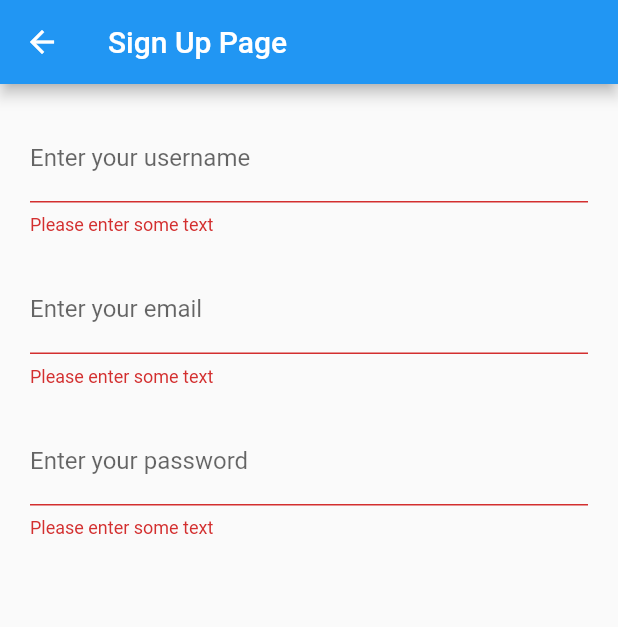
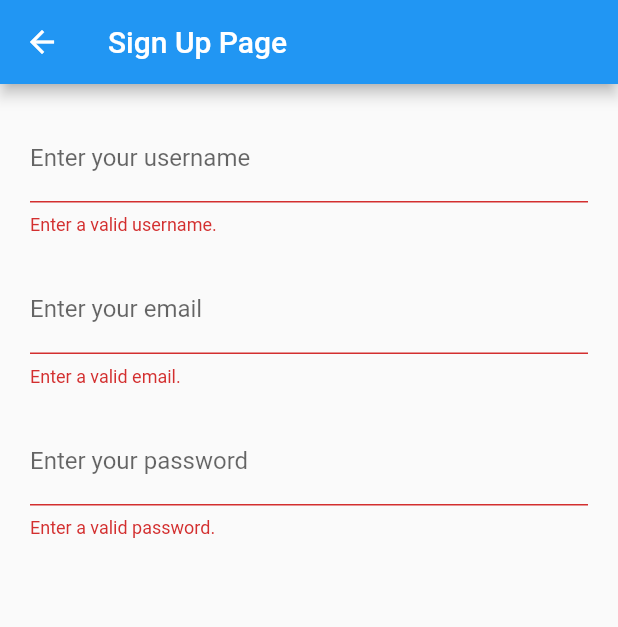
Before and after one commit to john-nhoj/habit_tracker, a Flutter app: the RegisterPage screen opened by its route, after a tap on "Submit", on a phone screen of 412 x 824 dp. Shown: the top 627 px of the screen. Run offline on Flutter 3.47's test engine with Material 2 defaults, Android fonts, the phone set to English and light mode, and no system bars.

Commit message:
Refactor registering text fields

```diff
--- /dev/null
+++ b/lib/controllers/TextFormFields.dart
@@ -0,0 +1,59 @@
+import 'package:flutter/material.dart';
+
+class EmailTextFormField extends StatelessWidget {
+  final String _text = 'Enter your email';
+  final Function _validateEmail =
+      (String value) => value.isEmpty ? 'Enter a valid email.' : null;
+  final TextEditingController _controller = TextEditingController();
+
+  String getValue() => _controller.text;
+  void dispose() => _controller.dispose();
+
+  @override
+  Widget build(BuildContext context) {
+    return TextFormField(
+        controller: _controller,
+        decoration: InputDecoration(labelText: _text),
+        validator: _validateEmail);
+  }
+}
+
+class UsernameTextFormField extends StatelessWidget {
+  final String _text = 'Enter your username';
+  final Function _validateUsername = (String value) => value.isEmpty
+      ? 'Enter a valid username.'
+      : (value.trim().length < 4
+          ? 'Username too short (min 4 characters)'
+          : null);
+  final TextEditingController _controller = TextEditingController();
+
+  String getValue() => _controller.text;
+  void dispose() => _controller.dispose();
+
+  @override
+  Widget build(BuildContext context) {
+    return TextFormField(
+        controller: _controller,
+        decoration: InputDecoration(labelText: _text),
+        validator: _validateUsername);
+  }
+}
+
+class PasswordTextFormField extends StatelessWidget {
+  final String _text = 'Enter your password';
+  final Function _validatePassword =
+      (String value) => value.isEmpty ? 'Enter a valid password.' : null;
+  final TextEditingController _controller = TextEditingController();
+
+  String getValue() => _controller.text;
+  void dispose() => _controller.dispose();
+
+  @override
+  Widget build(BuildContext context) {
+    return TextFormField(
+        obscureText: true,
+        controller: _controller,
+        decoration: InputDecoration(labelText: _text),
+        validator: _validatePassword);
+  }
+}
--- a/lib/main.dart
+++ b/lib/main.dart
@@ -7,7 +7,6 @@ import 'package:provider/provider.dart';
 void main() => runApp(MyApp());
 
 class MyApp extends StatelessWidget {
-  // This widget is the root of your application.
   @override
   Widget build(BuildContext context) {
     return MultiProvider(
--- a/lib/screens/register.dart
+++ b/lib/screens/register.dart
@@ -1,6 +1,7 @@
 import 'dart:convert';
 
 import 'package:flutter/material.dart';
+import 'package:habit_tracker/controllers/TextFormFields.dart';
 import 'package:habit_tracker/models/user.dart';
 import 'package:http/http.dart';
 import 'package:provider/provider.dart';
@@ -30,16 +31,16 @@ class SignUpForm extends StatefulWidget {
 
 class _SignUpFormState extends State<SignUpForm> {
   final _formKey = GlobalKey<FormState>();
-  final usernameController = TextEditingController();
-  final emailController = TextEditingController();
-  final passwordController = TextEditingController();
+  final usernameTextField = UsernameTextFormField();
+  final emailTextField = EmailTextFormField();
+  final passwordTextField = PasswordTextFormField();
 
   @override
   void dispose() {
     // Clean up the controller when the widget is disposed.
-    usernameController.dispose();
-    emailController.dispose();
-    passwordController.dispose();
+    usernameTextField.dispose();
+    emailTextField.dispose();
+    passwordTextField.dispose();
     super.dispose();
   }
 
@@ -54,42 +55,9 @@ class _SignUpFormState extends State<SignUpForm> {
                 mainAxisAlignment: MainAxisAlignment.spaceBetween,
                 children: <Widget>[
                   Wrap(runSpacing: 20, children: <Widget>[
-                    TextFormField(
-                      controller: usernameController,
-                      decoration:
-                          InputDecoration(labelText: 'Enter your username'),
-                      // The validator receives the text that the user has entered.
-                      validator: (value) {
-                        if (value.isEmpty) {
-                          return 'Please enter some text';
-                        }
-                        return null;
-                      },
-                    ),
-                    TextFormField(
-                      controller: emailController,
-                      decoration:
-                          InputDecoration(labelText: 'Enter your email'),
-                      // The validator receives the text that the user has entered.
-                      validator: (value) {
-                        if (value.isEmpty) {
-                          return 'Please enter some text';
-                        }
-                        return null;
-                      },
-                    ),
-                    TextFormField(
-                      obscureText: true,
-                      controller: passwordController,
-                      decoration:
-                          InputDecoration(labelText: 'Enter your password'),
-                      validator: (value) {
-                        if (value.isEmpty) {
-                          return 'Please enter some text';
-                        }
-                        return null;
-                      },
-                    ),
+                    usernameTextField,
+                    emailTextField,
+                    passwordTextField
                   ]),
                   RaisedButton(
                     onPressed: () async {
@@ -98,9 +66,9 @@ class _SignUpFormState extends State<SignUpForm> {
                         var response = await post(
                             'https://habit-tracker-backend.herokuapp.com/api/auth/register',
                             body: {
-                              "username": usernameController.text.trim(),
-                              "email": emailController.text.trim(),
-                              "password": passwordController.text.trim()
+                              "username": usernameTextField.getValue(),
+                              "email": emailTextField.getValue(),
+                              "password": passwordTextField.getValue()
                             });
 
                         Scaffold.of(context).showSnackBar(SnackBar(
```
Also changed, not shown: lib/models/user.dart (+0 -7 lines).
